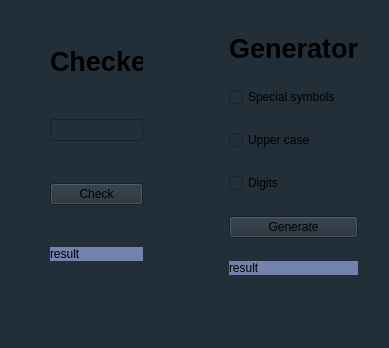
Old version of the form zaverecnyKonashkov.ui in the repository konashkov-oleksii/Passqord-Generator-Checker.
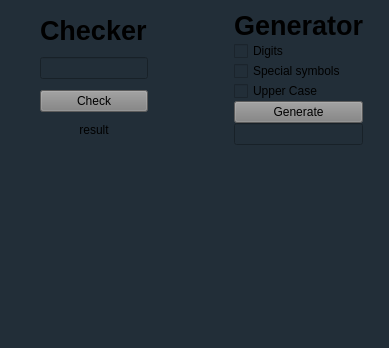
New version of the form.

Commit message: Deleted unused files, working app interface(without functions)

```diff
--- a/zaverecnyKonashkov.ui
+++ b/zaverecnyKonashkov.ui
@@ -20,13 +20,16 @@
    <widget class="QWidget" name="horizontalLayoutWidget">
     <property name="geometry">
      <rect>
-      <x>0</x>
+      <x>-10</x>
       <y>0</y>
-      <width>388</width>
+      <width>398</width>
       <height>348</height>
      </rect>
     </property>
     <layout class="QHBoxLayout" name="horizontalLayout">
+     <property name="sizeConstraint">
+      <enum>QLayout::SizeConstraint::SetFixedSize</enum>
+     </property>
      <item>
       <layout class="QVBoxLayout" name="verticalLayout_2">
        <property name="leftMargin">
@@ -68,12 +71,16 @@
         </widget>
        </item>
        <item>
-        <widget class="QLineEdit" name="lineEdit"/>
+        <widget class="QLineEdit" name="lineEdit">
+         <property name="toolTip">
+          <string notr="true"/>
+         </property>
+        </widget>
        </item>
        <item>
         <widget class="QPushButton" name="pushButton_2">
          <property name="styleSheet">
-          <string notr="true"/>
+          <string notr="true">background-color: grey</string>
          </property>
          <property name="text">
           <string>Check</string>
@@ -89,11 +96,14 @@
           </sizepolicy>
          </property>
          <property name="styleSheet">
-          <string notr="true">background-color:rgb(116, 130, 174)</string>
+          <string notr="true"/>
          </property>
          <property name="text">
           <string>result</string>
          </property>
+         <property name="alignment">
+          <set>Qt::AlignmentFlag::AlignCenter</set>
+         </property>
         </widget>
        </item>
       </layout>
@@ -103,6 +113,9 @@
        <property name="spacing">
         <number>0</number>
        </property>
+       <property name="sizeConstraint">
+        <enum>QLayout::SizeConstraint::SetMinimumSize</enum>
+       </property>
        <property name="leftMargin">
         <number>30</number>
        </property>
@@ -154,33 +167,48 @@
         </widget>
        </item>
        <item>
-        <widget class="QCheckBox" name="checkBox_3">
-         <property name="text">
-          <string>Special symbols</string>
+        <widget class="QCheckBox" name="checkDigits">
+         <property name="toolTip">
+          <string notr="true"/>
          </property>
-        </widget>
-       </item>
-       <item>
-        <widget class="QCheckBox" name="checkBox_2">
-         <property name="text">
-          <string>Upper case</string>
-         </property>
-        </widget>
-       </item>
-       <item>
-        <widget class="QCheckBox" name="checkBox">
          <property name="text">
           <string>Digits</string>
          </property>
         </widget>
        </item>
        <item>
-        <widget class="QPushButton" name="pushButton">
+        <widget class="QCheckBox" name="checkSpecialSymbols">
+         <property name="toolTip">
+          <string notr="true"/>
+         </property>
+         <property name="text">
+          <string>Special symbols</string>
+         </property>
+        </widget>
+       </item>
+       <item>
+        <widget class="QCheckBox" name="checkUpperCase">
+         <property name="toolTip">
+          <string notr="true"/>
+         </property>
+         <property name="text">
+          <string>Upper Case</string>
+         </property>
+        </widget>
+       </item>
+       <item>
+        <widget class="QPushButton" name="btnGenerate">
+         <property name="mouseTracking">
+          <bool>false</bool>
+         </property>
+         <property name="toolTip">
+          <string notr="true"/>
+         </property>
          <property name="autoFillBackground">
           <bool>false</bool>
          </property>
          <property name="styleSheet">
-          <string notr="true"/>
+          <string notr="true">background-color: grey</string>
          </property>
          <property name="locale">
           <locale language="English" country="World"/>
@@ -191,18 +219,9 @@
         </widget>
        </item>
        <item>
-        <widget class="QLabel" name="label">
-         <property name="sizePolicy">
-          <sizepolicy hsizetype="Preferred" vsizetype="Fixed">
-           <horstretch>0</horstretch>
-           <verstretch>0</verstretch>
-          </sizepolicy>
-         </property>
-         <property name="styleSheet">
-          <string notr="true">background-color:rgb(116, 130, 174)</string>
-         </property>
-         <property name="text">
-          <string>result</string>
+        <widget class="QLineEdit" name="textGenerated">
+         <property name="toolTip">
+          <string notr="true"/>
          </property>
         </widget>
        </item>
```
Left out of the diff: 27 changed lines with no effect on the pictures. The commit also changes 4 other files.
